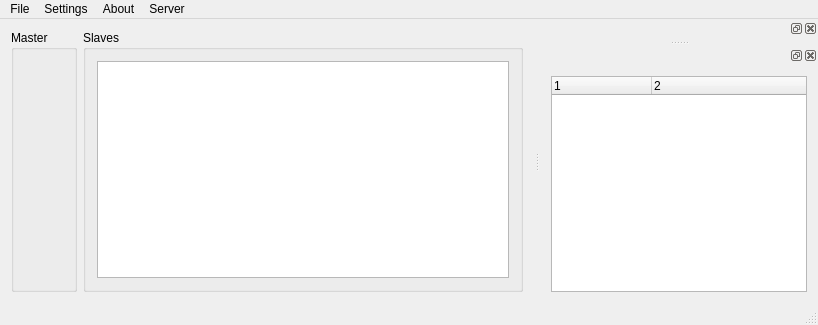
Old version of the form AppMan/mainform.ui in the repository hhvvkk/COS301DistrobutedApplicationManger.
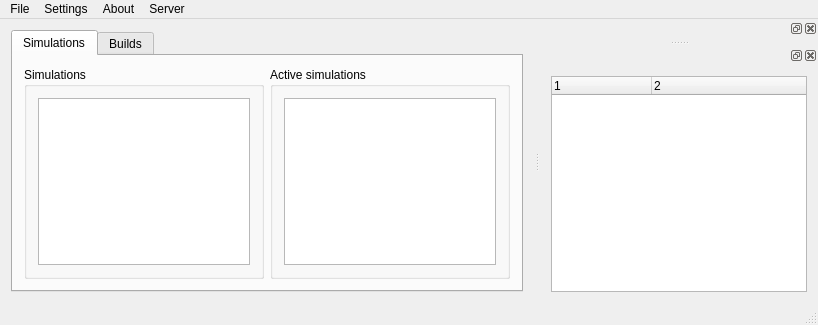
New version of the form. Icons and pictures are not drawn.

Commit message: added gui item for simulations

```diff
--- a/AppMan/mainform.ui
+++ b/AppMan/mainform.ui
@@ -25,6 +25,81 @@
     <item row="0" column="0">
      <layout class="QGridLayout" name="gridLayout">
       <item row="0" column="0">
+       <widget class="QTabWidget" name="tabWidget">
+        <property name="currentIndex">
+         <number>0</number>
+        </property>
+        <widget class="QWidget" name="tab">
+         <attribute name="title">
+          <string>Simulations</string>
+         </attribute>
+         <layout class="QHBoxLayout" name="horizontalLayout">
+          <item>
+           <widget class="QGroupBox" name="groupBox">
+            <property name="title">
+             <string>Simulations</string>
+            </property>
+            <layout class="QHBoxLayout" name="horizontalLayout_3">
+             <item>
+              <widget class="QTreeWidget" name="treeWidgetSimulations">
+               <property name="headerHidden">
+                <bool>true</bool>
+               </property>
+               <property name="columnCount">
+                <number>2</number>
+               </property>
+               <column>
+                <property name="text">
+                 <string notr="true">1</string>
+                </property>
+               </column>
+               <column>
+                <property name="text">
+                 <string notr="true">2</string>
+                </property>
+               </column>
+              </widget>
+             </item>
+            </layout>
+           </widget>
+          </item>
+          <item>
+           <widget class="QGroupBox" name="groupBox_2">
+            <property name="title">
+             <string>Active simulations</string>
+            </property>
+            <layout class="QHBoxLayout" name="horizontalLayout_4">
+             <item>
+              <widget class="QTreeWidget" name="treeWidgetActiveSimulations">
+               <property name="headerHidden">
+                <bool>true</bool>
+               </property>
+               <property name="columnCount">
+                <number>2</number>
+               </property>
+               <column>
+                <property name="text">
+                 <string notr="true">1</string>
+                </property>
+               </column>
+               <column>
+                <property name="text">
+                 <string notr="true">2</string>
+                </property>
+               </column>
+              </widget>
+             </item>
+            </layout>
+           </widget>
+          </item>
+         </layout>
+        </widget>
+        <widget class="QWidget" name="tab_2">
+         <attribute name="title">
+          <string>Builds</string>
+         </attribute>
+         <layout class="QHBoxLayout" name="horizontalLayout_2">
+          <item>
        <widget class="QGroupBox" name="groupBoxMaster">
         <property name="acceptDrops">
          <bool>true</bool>
@@ -34,7 +109,7 @@
         </property>
        </widget>
       </item>
-      <item row="0" column="1">
+          <item>
        <widget class="QGroupBox" name="groupBoxSlaves">
         <property name="acceptDrops">
          <bool>true</bool>
@@ -67,6 +142,10 @@
           </widget>
          </item>
         </layout>
+           </widget>
+          </item>
+         </layout>
+        </widget>
        </widget>
       </item>
      </layout>
```
Lines whose indentation alone changed are shown as unchanged. The commit also changes 9 other files.
